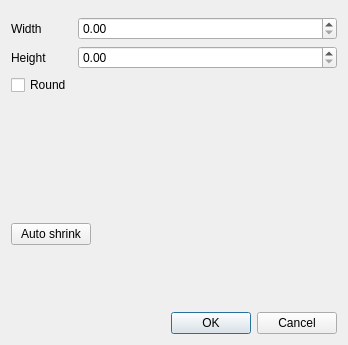
Qt form cpcb/ui/BoardSizeDialog.ui (wagenadl/cschem) before a commit.
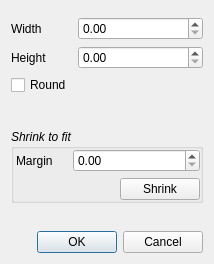
The same form after that commit. Custom widgets are drawn as their Qt base class.

Diff of the .ui file:
```diff
--- a/cpcb/ui/BoardSizeDialog.ui
+++ b/cpcb/ui/BoardSizeDialog.ui
@@ -6,14 +6,14 @@
    <rect>
     <x>0</x>
     <y>0</y>
-    <width>348</width>
-    <height>345</height>
+    <width>214</width>
+    <height>264</height>
    </rect>
   </property>
   <property name="windowTitle">
    <string>Board size</string>
   </property>
-  <layout class="QVBoxLayout" name="verticalLayout">
+  <layout class="QVBoxLayout" name="verticalLayout_2">
    <item>
     <widget class="QWidget" name="widget_2" native="true">
      <layout class="QFormLayout" name="formLayout">
@@ -56,31 +56,15 @@
         </property>
        </widget>
       </item>
-     </layout>
-    </widget>
-   </item>
-   <item>
-    <widget class="QWidget" name="widget" native="true">
-     <layout class="QHBoxLayout" name="horizontalLayout">
-      <property name="leftMargin">
-       <number>0</number>
-      </property>
-      <item>
-       <widget class="QPushButton" name="shrink">
-        <property name="text">
-         <string>Auto shrink</string>
-        </property>
-       </widget>
-      </item>
-      <item>
-       <spacer name="horizontalSpacer">
+      <item row="3" column="0">
+       <spacer name="verticalSpacer_2">
         <property name="orientation">
-         <enum>Qt::Horizontal</enum>
+         <enum>Qt::Vertical</enum>
         </property>
         <property name="sizeHint" stdset="0">
          <size>
-          <width>40</width>
-          <height>20</height>
+          <width>20</width>
+          <height>40</height>
          </size>
         </property>
        </spacer>
@@ -88,6 +72,127 @@
      </layout>
     </widget>
    </item>
+   <item>
+    <widget class="QGroupBox" name="groupBox">
+     <property name="font">
+      <font>
+       <italic>true</italic>
+      </font>
+     </property>
+     <property name="title">
+      <string>Shrink to fit</string>
+     </property>
+     <property name="flat">
+      <bool>false</bool>
+     </property>
+     <layout class="QVBoxLayout" name="verticalLayout">
+      <property name="leftMargin">
+       <number>2</number>
+      </property>
+      <property name="topMargin">
+       <number>0</number>
+      </property>
+      <property name="rightMargin">
+       <number>0</number>
+      </property>
+      <property name="bottomMargin">
+       <number>0</number>
+      </property>
+      <item>
+       <widget class="QWidget" name="widget_3" native="true">
+        <property name="font">
+         <font>
+          <italic>false</italic>
+         </font>
+        </property>
+        <layout class="QFormLayout" name="formLayout_2">
+         <property name="horizontalSpacing">
+          <number>20</number>
+         </property>
+         <property name="leftMargin">
+          <number>0</number>
+         </property>
+         <property name="topMargin">
+          <number>0</number>
+         </property>
+         <property name="rightMargin">
+          <number>0</number>
+         </property>
+         <property name="bottomMargin">
+          <number>0</number>
+         </property>
+         <item row="0" column="0">
+          <widget class="QLabel" name="label_3">
+           <property name="text">
+            <string>Margin</string>
+           </property>
+          </widget>
+         </item>
+         <item row="0" column="1">
+          <widget class="DimSpinner" name="margin"/>
+         </item>
+        </layout>
+       </widget>
+      </item>
+      <item>
+       <widget class="QWidget" name="widget_4" native="true">
+        <property name="font">
+         <font>
+          <italic>false</italic>
+         </font>
+        </property>
+        <layout class="QHBoxLayout" name="horizontalLayout_3">
+         <property name="leftMargin">
+          <number>0</number>
+         </property>
+         <property name="topMargin">
+          <number>0</number>
+         </property>
+         <property name="rightMargin">
+          <number>0</number>
+         </property>
+         <property name="bottomMargin">
+          <number>0</number>
+         </property>
+         <item>
+          <spacer name="horizontalSpacer_2">
+           <property name="orientation">
+            <enum>Qt::Horizontal</enum>
+           </property>
+           <property name="sizeHint" stdset="0">
+            <size>
+             <width>40</width>
+             <height>20</height>
+            </size>
+           </property>
+          </spacer>
+         </item>
+         <item>
+          <widget class="QPushButton" name="shrink">
+           <property name="text">
+            <string>Shrink</string>
+           </property>
+          </widget>
+         </item>
+        </layout>
+       </widget>
+      </item>
+     </layout>
+    </widget>
+   </item>
+   <item>
+    <spacer name="verticalSpacer">
+     <property name="orientation">
+      <enum>Qt::Vertical</enum>
+     </property>
+     <property name="sizeHint" stdset="0">
+      <size>
+       <width>20</width>
+       <height>40</height>
+      </size>
+     </property>
+    </spacer>
+   </item>
    <item>
     <widget class="QDialogButtonBox" name="buttonBox">
      <property name="orientation">
```
Left out of the diff: 8 changed lines with no effect on the pictures.
